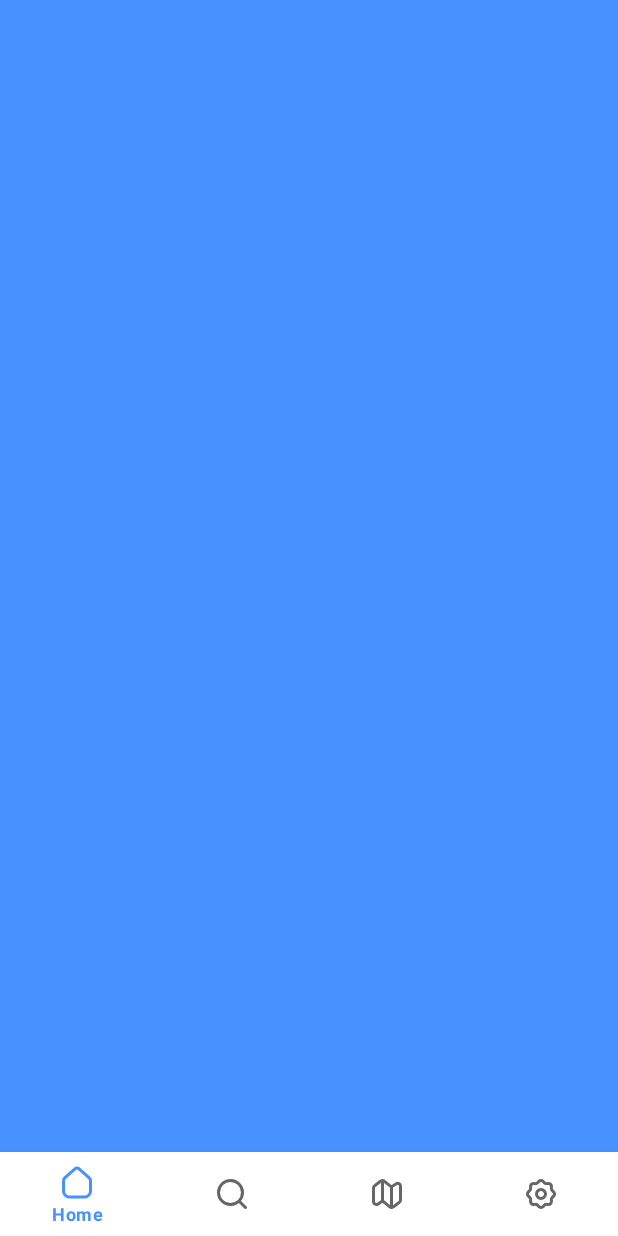
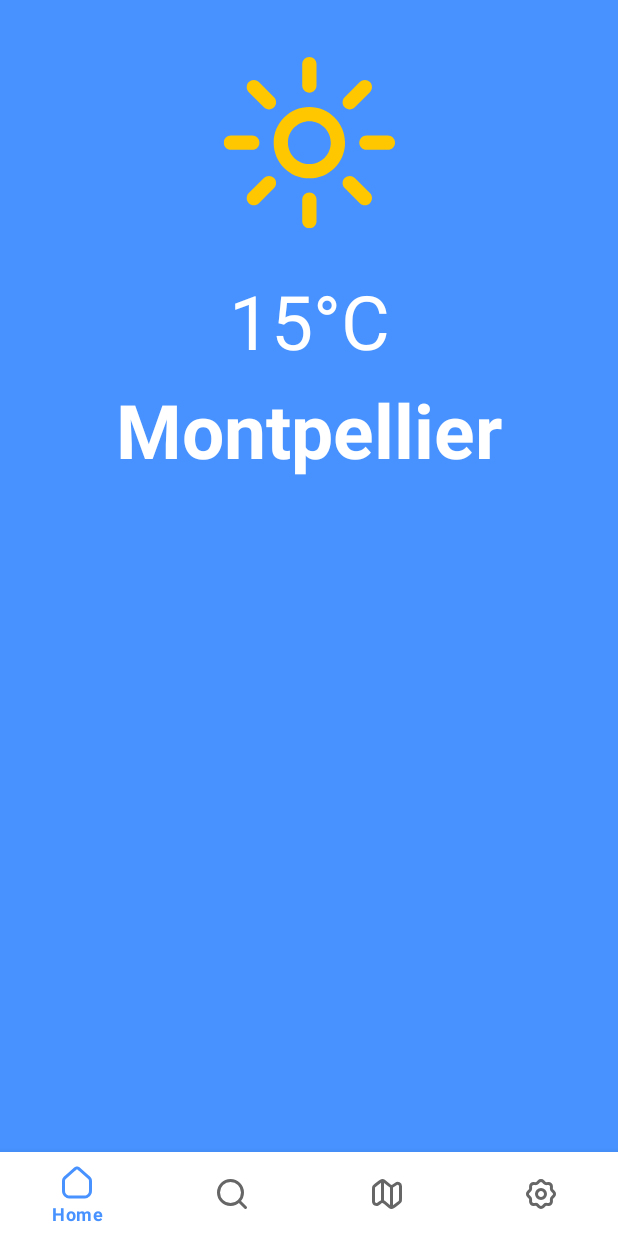
Before and after one commit to Psykoxen/Rainbow, an Android app: the screen it shows after launch (MainActivity), after a tap on "°C", on a phone screen of 412 x 824 dp. Run offline under Robolectric (Android 15) with nearby library versions, the phone set to English and light mode, and no system bars; our stand-ins replace navigation-ui.

Commit message:
Adding information on detailed file

```diff
--- a/app/src/main/java/fr/rainbow/ui/detailed/DetailedFragment.kt
+++ b/app/src/main/java/fr/rainbow/ui/detailed/DetailedFragment.kt
@@ -29,10 +29,6 @@
         _binding = FragmentDetailedBinding.inflate(inflater, container, false)
         val root: View = binding.root
 
-        val textView: TextView = binding.textDetailed
-        notificationsViewModel.text.observe(viewLifecycleOwner) {
-            textView.text = it
-        }
         return root
     }
 
--- a/app/src/main/java/fr/rainbow/ui/detailed/DetailedViewModel.kt
+++ b/app/src/main/java/fr/rainbow/ui/detailed/DetailedViewModel.kt
@@ -6,8 +6,4 @@
 
 class DetailedViewModel : ViewModel() {
 
-    private val _text = MutableLiveData<String>().apply {
-        value = "This is detailed Fragment"
-    }
-    val text: LiveData<String> = _text
 }
--- a/app/src/main/res/layout/fragment_detailed.xml
+++ b/app/src/main/res/layout/fragment_detailed.xml
@@ -8,9 +8,53 @@
     android:background="@color/light_blue">
 
     <ImageView
+        app:layout_constraintTop_toTopOf="parent"
+        app:layout_constraintStart_toStartOf="parent"
+        app:layout_constraintEnd_toEndOf="parent"
         android:id="@+id/weather_icon"
         android:layout_width="150dp"
         android:layout_height="150dp"
+        android:layout_marginTop="20dp"
+        android:src="@drawable/ic_weather_code_0"
+        />
+
+    <TextView
+        android:id="@+id/cityName"
+        android:layout_width="wrap_content"
+        android:layout_height="wrap_content"
+        android:text="Montpellier"
+        android:textColor="@color/white"
+        android:textSize="50sp"
+        android:layout_marginTop="5dp"
+        app:layout_constraintTop_toBottomOf="@id/temperature_now_section"
         app:layout_constraintStart_toStartOf="parent"
-        app:layout_constraintEnd_toEndOf="parent"/>
+        app:layout_constraintEnd_toEndOf="parent"
+        android:textStyle="bold"/>
+
+    <LinearLayout
+        android:id="@+id/temperature_now_section"
+        android:layout_width="wrap_content"
+        android:layout_height="wrap_content"
+        app:layout_constraintTop_toBottomOf="@id/weather_icon"
+        app:layout_constraintStart_toStartOf="parent"
+        android:layout_marginTop="10dp"
+        app:layout_constraintEnd_toEndOf="parent"
+        android:orientation="horizontal">
+        <TextView
+            android:id="@+id/temperature_now_value"
+            android:layout_width="wrap_content"
+            android:layout_height="wrap_content"
+            android:textColor="@color/white"
+            android:text="15"
+            android:textSize="50sp" />
+    <TextView
+        android:id="@+id/temperature_now_unit"
+        android:layout_width="wrap_content"
+        android:layout_height="wrap_content"
+        android:text="°C"
+        android:textColor="@color/white"
+        android:textSize="50sp" />
+
+
+    </LinearLayout>
 </androidx.constraintlayout.widget.ConstraintLayout>
```
